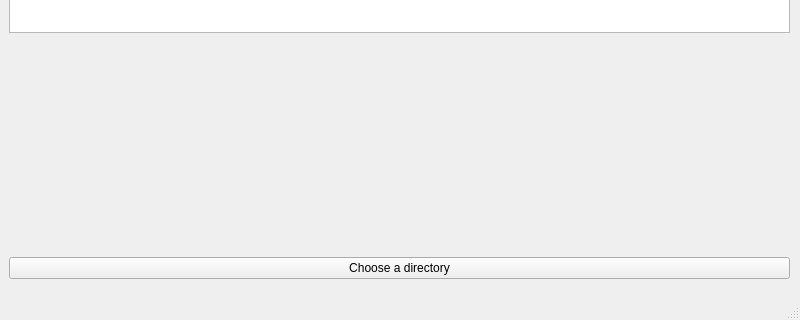
First picture: the form in client/gui/func.ui, repository yezhen17/FTP_Project, before the edit; both pictures show x 0 to 800 and y 280 to 600 of the 800 by 600 pixel window.
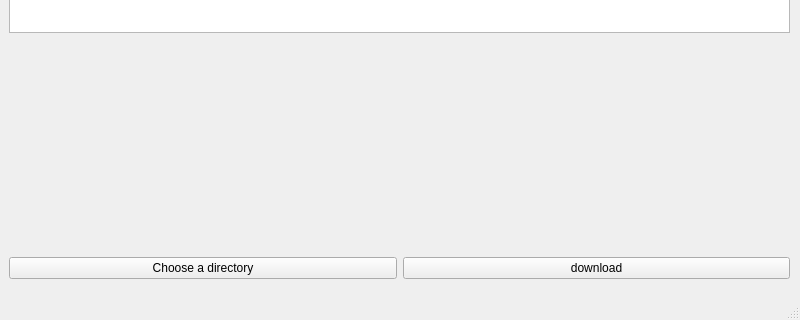
Second picture: the form after the edit.

What changed in the file:
```diff
--- a/client/gui/func.ui
+++ b/client/gui/func.ui
@@ -75,11 +75,28 @@
       </spacer>
      </item>
      <item>
+      <layout class="QHBoxLayout" name="horizontalLayout_2">
+       <property name="sizeConstraint">
+        <enum>QLayout::SetDefaultConstraint</enum>
+       </property>
+       <property name="bottomMargin">
+        <number>0</number>
+       </property>
+       <item>
       <widget class="QPushButton" name="dir_btn">
        <property name="text">
         <string>Choose a directory</string>
        </property>
       </widget>
+       </item>
+       <item>
+        <widget class="QPushButton" name="downloadBtn">
+         <property name="text">
+          <string>download</string>
+         </property>
+        </widget>
+       </item>
+      </layout>
      </item>
     </layout>
    </widget>
```
Lines whose indentation alone changed are shown as unchanged.
